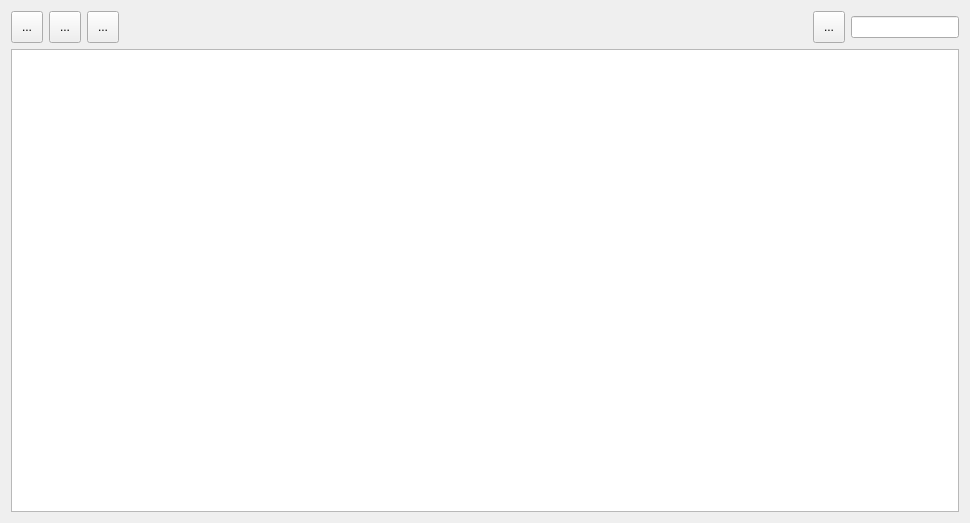
Kneshal/usonicApp, file src/usonicapp/forms/table.ui: the form before one commit.
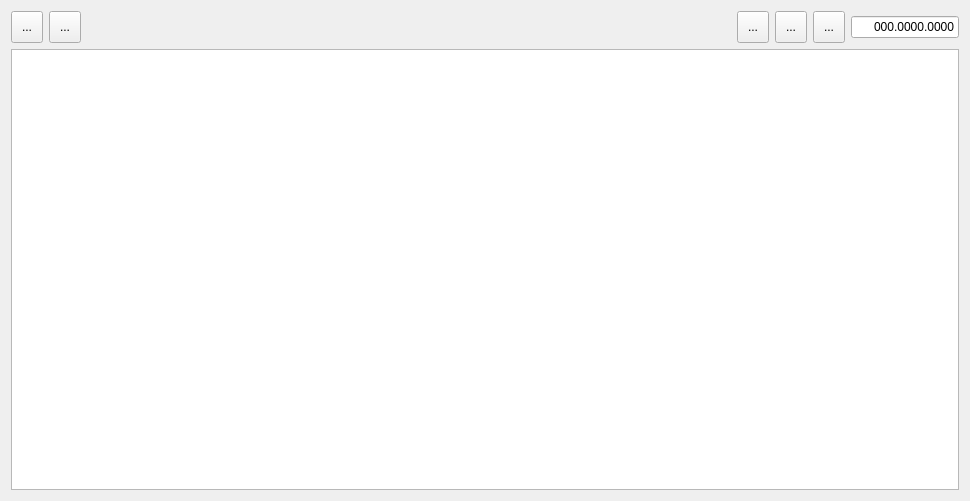
The form after the commit. Icons and pictures are not drawn.

Commit message: Finish filter window

What changed in the file:
```diff
--- a/src/usonicapp/forms/table.ui
+++ b/src/usonicapp/forms/table.ui
@@ -7,7 +7,7 @@
     <x>0</x>
     <y>0</y>
     <width>970</width>
-    <height>523</height>
+    <height>501</height>
    </rect>
   </property>
   <property name="windowTitle">
@@ -46,7 +46,7 @@
       </widget>
      </item>
      <item>
-      <widget class="QToolButton" name="update_button">
+      <widget class="QToolButton" name="delete_button">
        <property name="minimumSize">
         <size>
          <width>32</width>
@@ -58,36 +58,6 @@
        </property>
        <property name="text">
         <string>...</string>
-       </property>
-       <property name="icon">
-        <iconset>
-         <normaloff>../../../icons/update.png</normaloff>../../../icons/update.png</iconset>
-       </property>
-       <property name="iconSize">
-        <size>
-         <width>32</width>
-         <height>32</height>
-        </size>
-       </property>
-      </widget>
-     </item>
-     <item>
-      <widget class="QToolButton" name="filter_button">
-       <property name="minimumSize">
-        <size>
-         <width>32</width>
-         <height>32</height>
-        </size>
-       </property>
-       <property name="toolTip">
-        <string>Фильтрация</string>
-       </property>
-       <property name="text">
-        <string>...</string>
-       </property>
-       <property name="icon">
-        <iconset>
-         <normaloff>../../../icons/filter.png</normaloff>../../../icons/filter.png</iconset>
        </property>
        <property name="iconSize">
         <size>
@@ -110,6 +80,50 @@
        </property>
       </spacer>
      </item>
+     <item>
+      <widget class="QToolButton" name="update_button">
+       <property name="minimumSize">
+        <size>
+         <width>32</width>
+         <height>32</height>
+        </size>
+       </property>
+       <property name="toolTip">
+        <string>Обновить</string>
+       </property>
+       <property name="text">
+        <string>...</string>
+       </property>
+       <property name="iconSize">
+        <size>
+         <width>32</width>
+         <height>32</height>
+        </size>
+       </property>
+      </widget>
+     </item>
+     <item>
+      <widget class="QToolButton" name="filter_button">
+       <property name="minimumSize">
+        <size>
+         <width>32</width>
+         <height>32</height>
+        </size>
+       </property>
+       <property name="toolTip">
+        <string>Фильтрация</string>
+       </property>
+       <property name="text">
+        <string>...</string>
+       </property>
+       <property name="iconSize">
+        <size>
+         <width>32</width>
+         <height>32</height>
+        </size>
+       </property>
+      </widget>
+     </item>
      <item>
       <widget class="QToolButton" name="search_button">
        <property name="minimumSize">
@@ -150,6 +164,12 @@
          <height>0</height>
         </size>
        </property>
+       <property name="inputMask">
+        <string>000.0000.0000</string>
+       </property>
+       <property name="text">
+        <string>000.0000.0000</string>
+       </property>
        <property name="alignment">
         <set>Qt::AlignRight|Qt::AlignTrailing|Qt::AlignVCenter</set>
        </property>
@@ -171,6 +191,15 @@
      <property name="columnCount">
       <number>0</number>
      </property>
+     <attribute name="horizontalHeaderCascadingSectionResizes">
+      <bool>false</bool>
+     </attribute>
+     <attribute name="horizontalHeaderStretchLastSection">
+      <bool>true</bool>
+     </attribute>
+     <attribute name="verticalHeaderVisible">
+      <bool>true</bool>
+     </attribute>
     </widget>
    </item>
   </layout>
```
Left out of the diff: 18 changed lines with no effect on the pictures. The commit also changes 9 other files.
